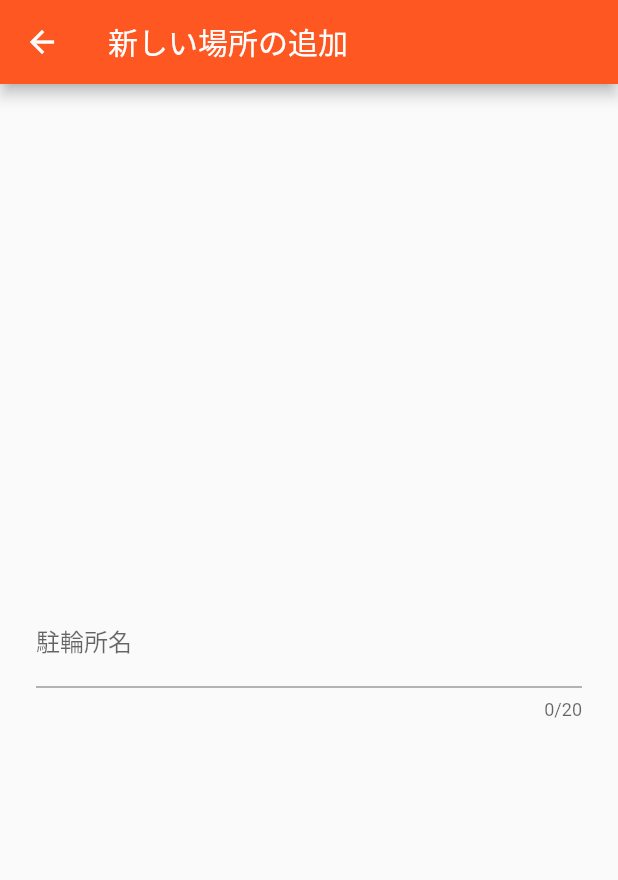
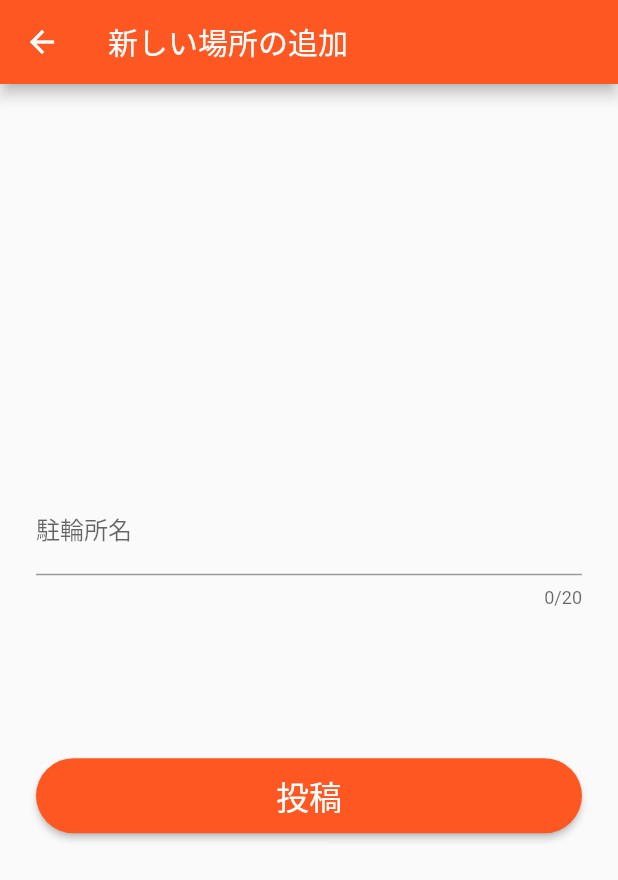
Before and after one commit to Channelsu/bicycle, a Flutter app: the SpotForm screen opened by its route, on a phone screen of 412 x 824 dp. Shown: the top 880 px of the screen. Run offline on Flutter 3.47's test engine with Material 2 defaults, Android fonts, the phone set to English and light mode, and no system bars; our stand-ins replace google_maps_flutter, location.

Commit message:
投稿ボタン作成

```diff
--- a/lib/screens/spot_form.dart
+++ b/lib/screens/spot_form.dart
@@ -42,6 +42,20 @@ class _SpotFormState extends State<SpotForm> {
             mainAxisAlignment: MainAxisAlignment.center,
             children: <Widget>[
               _buildSpotName(),
+              SizedBox(height: 100,),
+              SizedBox(
+                width: double.infinity,
+                height: 50,
+                child: ElevatedButton(
+                  child: Text('投稿', style: TextStyle(fontSize: 22),),
+                  style: ElevatedButton.styleFrom(shape: StadiumBorder()),
+                  onPressed: () {},
+                ),
+              ),
+              // TextButton(
+              //   onPressed: onPressed,
+              //   child: child,
+              // )
             ],
           ),
         ),
```
